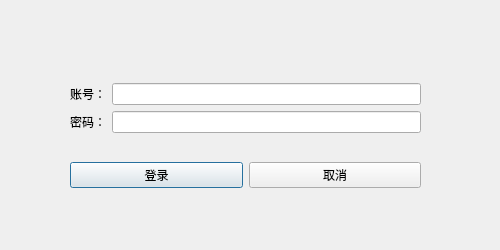
This is src/UI/dialogs/logindialog.ui in 3944Realms/AirLife as Qt 5 draws it before an edit. The edited form follows.
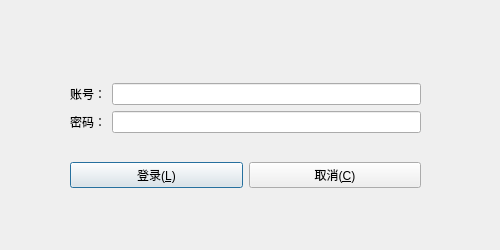
This is the edited form. Icons and pictures are not drawn.

Commit message: 修正部分，并添加部分按钮Alt快捷键，以及取消、返回按钮功能实装

Patch:
```diff
--- a/src/UI/dialogs/logindialog.ui
+++ b/src/UI/dialogs/logindialog.ui
@@ -84,14 +84,14 @@
       <item>
        <widget class="QPushButton" name="loginButton">
         <property name="text">
-         <string>登录</string>
+         <string>登录(&amp;L)</string>
         </property>
        </widget>
       </item>
       <item>
        <widget class="QPushButton" name="cancelButton">
         <property name="text">
-         <string>取消</string>
+         <string>取消(&amp;C)</string>
         </property>
        </widget>
       </item>
```
The commit also changes 56 other files.
